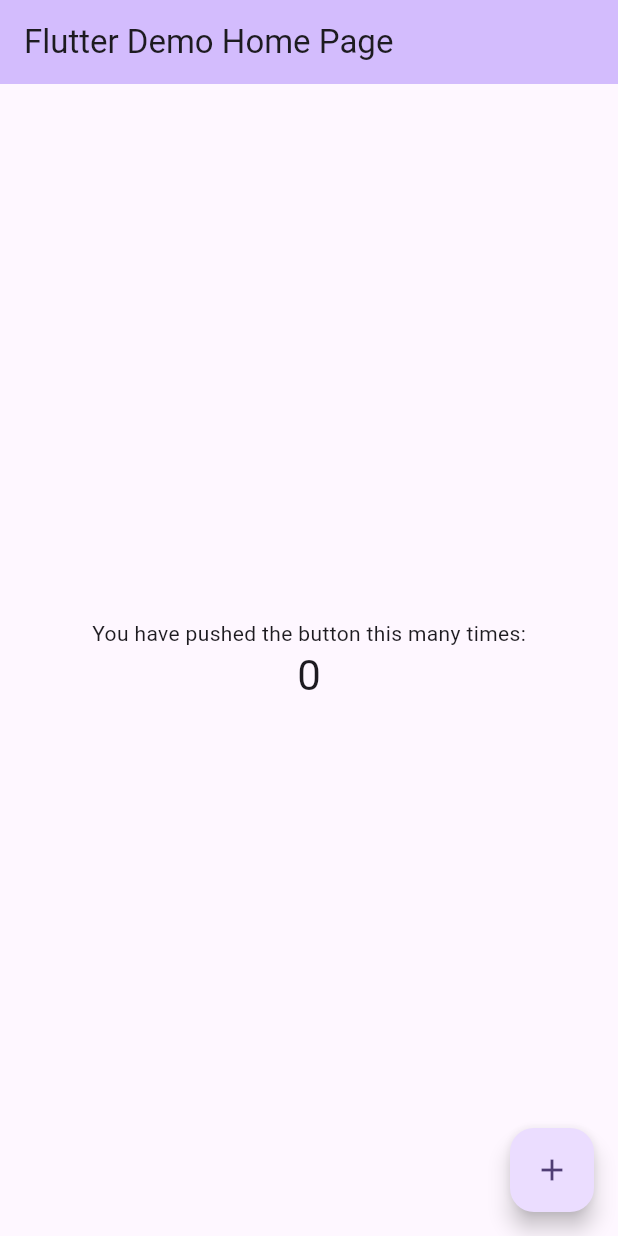
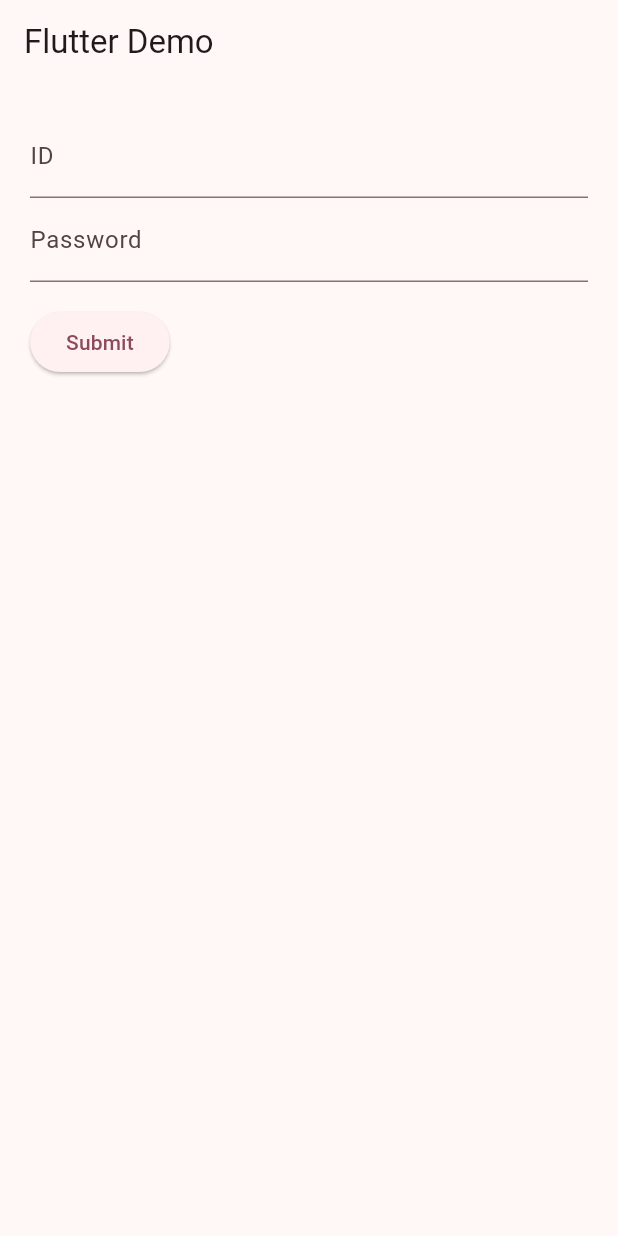
Before and after one commit to saintkim12/my-flutter-02, a Flutter app: the screen it shows after launch, on a phone screen of 412 x 824 dp. Run offline on Flutter 3.47's test engine with Material 3 defaults, Android fonts, the light colour scheme and no system bars; missing offline and left inert: dart:js_util.

Commit message:
작업사항저장

```diff
--- /dev/null
+++ b/lib/components/SignInForm.dart
@@ -0,0 +1,80 @@
+// import 'dart:io';
+import 'dart:js_util';
+
+import 'package:flutter/material.dart';
+
+///
+/// @NOTE
+/// 상태가 포함된 form + state
+/// ref: https://docs.flutter.dev/cookbook/forms/validation
+///
+
+class SignInForm extends StatefulWidget {
+  const SignInForm({super.key});
+
+  @override
+  SignInFormState createState() {
+    return SignInFormState();
+  }
+}
+
+class SignInFormState extends State<SignInForm> {
+  // form의 고유한 키
+  final _formKey = GlobalKey<FormState>();
+  final fieldId = TextEditingController();
+  final fieldPassword = TextEditingController();
+
+  // final httpClient = HttpClient();
+
+  Future<void> onSignIn() async {
+    if (!_formKey.currentState!.validate()) {
+      return;
+    }
+    ScaffoldMessenger.of(context)
+        .showSnackBar(const SnackBar(content: Text('Sign in...')));
+    // Future fetching = Future.delayed(const Duration(seconds: 3));
+    return Future(
+      () {},
+    ).timeout(const Duration(seconds: 3)).then((_) {
+      ScaffoldMessenger.of(context)
+          .showSnackBar(SnackBar(content: Text('Sign In: ${fieldId.text}')));
+    });
+  }
+
+  @override
+  Widget build(BuildContext context) {
+    return Form(
+      key: _formKey,
+      child: Column(
+        crossAxisAlignment: CrossAxisAlignment.start,
+        children: [
+          TextFormField(
+              controller: fieldId,
+              decoration: const InputDecoration(labelText: "ID"),
+              validator: (value) {
+                if (value == null || value.isEmpty) {
+                  return 'Please enter some text';
+                }
+                return null;
+              }),
+          TextFormField(
+              controller: fieldPassword,
+              obscureText: true,
+              decoration: const InputDecoration(labelText: "Password"),
+              validator: (value) {
+                if (value == null || value.isEmpty) {
+                  return 'Please enter some text';
+                }
+                return null;
+              }),
+          Padding(
+              padding: const EdgeInsets.symmetric(
+                  // padding top+bottom or left+right
+                  vertical: 16),
+              child: ElevatedButton(
+                  onPressed: onSignIn, child: const Text("Submit")))
+        ],
+      ),
+    );
+  }
+}
--- a/lib/main.dart
+++ b/lib/main.dart
@@ -1,4 +1,5 @@
 import 'package:flutter/material.dart';
+import 'package:my_flutter_02/components/SignInForm.dart';
 
 void main() {
   runApp(const MyApp());
@@ -10,8 +11,9 @@
   // This widget is the root of your application.
   @override
   Widget build(BuildContext context) {
+    const appTitle = 'Flutter Demo';
     return MaterialApp(
-      title: 'Flutter Demo',
+        title: appTitle,
         theme: ThemeData(
           // This is the theme of your application.
           //
@@ -28,98 +30,103 @@
           //
           // This works for code too, not just values: Most code changes can be
           // tested with just a hot reload.
-        colorScheme: ColorScheme.fromSeed(seedColor: Colors.deepPurple),
+          colorScheme: ColorScheme.fromSeed(seedColor: Colors.pinkAccent),
           useMaterial3: true,
         ),
-      home: const MyHomePage(title: 'Flutter Demo Home Page'),
-    );
+        // home: const MyHomePage(title: 'Flutter Demo Home Page'),
+        home: Scaffold(
+            appBar: AppBar(
+              title: const Text(appTitle),
+            ),
+            body: const Padding(
+                padding: EdgeInsets.all(20), child: SignInForm())));
   }
 }
 
-class MyHomePage extends StatefulWidget {
-  const MyHomePage({super.key, required this.title});
+// class MyHomePage extends StatefulWidget {
+//   const MyHomePage({super.key, required this.title});
 
-  // This widget is the home page of your application. It is stateful, meaning
-  // that it has a State object (defined below) that contains fields that affect
-  // how it looks.
+//   // This widget is the home page of your application. It is stateful, meaning
+//   // that it has a State object (defined below) that contains fields that affect
+//   // how it looks.
 
-  // This class is the configuration for the state. It holds the values (in this
-  // case the title) provided by the parent (in this case the App widget) and
-  // used by the build method of the State. Fields in a Widget subclass are
-  // always marked "final".
+//   // This class is the configuration for the state. It holds the values (in this
+//   // case the title) provided by the parent (in this case the App widget) and
+//   // used by the build method of the State. Fields in a Widget subclass are
+//   // always marked "final".
 
-  final String title;
+//   final String title;
 
-  @override
-  State<MyHomePage> createState() => _MyHomePageState();
-}
+//   @override
+//   State<MyHomePage> createState() => _MyHomePageState();
+// }
 
-class _MyHomePageState extends State<MyHomePage> {
-  int _counter = 0;
+// class _MyHomePageState extends State<MyHomePage> {
+//   int _counter = 0;
 
-  void _incrementCounter() {
-    setState(() {
-      // This call to setState tells the Flutter framework that something has
-      // changed in this State, which causes it to rerun the build method below
-      // so that the display can reflect the updated values. If we changed
-      // _counter without calling setState(), then the build method would not be
-      // called again, and so nothing would appear to happen.
-      _counter++;
-    });
-  }
+//   void _incrementCounter() {
+//     setState(() {
+//       // This call to setState tells the Flutter framework that something has
+//       // changed in this State, which causes it to rerun the build method below
+//       // so that the display can reflect the updated values. If we changed
+//       // _counter without calling setState(), then the build method would not be
+//       // called again, and so nothing would appear to happen.
+//       _counter++;
+//     });
+//   }
 
-  @override
-  Widget build(BuildContext context) {
-    // This method is rerun every time setState is called, for instance as done
-    // by the _incrementCounter method above.
-    //
-    // The Flutter framework has been optimized to make rerunning build methods
-    // fast, so that you can just rebuild anything that needs updating rather
-    // than having to individually change instances of widgets.
-    return Scaffold(
-      appBar: AppBar(
-        // TRY THIS: Try changing the color here to a specific color (to
-        // Colors.amber, perhaps?) and trigger a hot reload to see the AppBar
-        // change color while the other colors stay the same.
-        backgroundColor: Theme.of(context).colorScheme.inversePrimary,
-        // Here we take the value from the MyHomePage object that was created by
-        // the App.build method, and use it to set our appbar title.
-        title: Text(widget.title),
-      ),
-      body: Center(
-        // Center is a layout widget. It takes a single child and positions it
-        // in the middle of the parent.
-        child: Column(
-          // Column is also a layout widget. It takes a list of children and
-          // arranges them vertically. By default, it sizes itself to fit its
-          // children horizontally, and tries to be as tall as its parent.
-          //
-          // Column has various properties to control how it sizes itself and
-          // how it positions its children. Here we use mainAxisAlignment to
-          // center the children vertically; the main axis here is the vertical
-          // axis because Columns are vertical (the cross axis would be
-          // horizontal).
-          //
-          // TRY THIS: Invoke "debug painting" (choose the "Toggle Debug Paint"
-          // action in the IDE, or press "p" in the console), to see the
-          // wireframe for each widget.
-          mainAxisAlignment: MainAxisAlignment.center,
-          children: <Widget>[
-            const Text(
-              'You have pushed the button this many times:',
-            ),
-            Text(
-              '$_counter',
-              style: Theme.of(context).textTheme.headlineMedium,
-            ),
-          ],
-        ),
-      ),
-      floatingActionButton: FloatingActionButton(
-        onPressed: _incrementCounter,
-        tooltip: 'Increment',
-        child: const Icon(Icons.add),
-      ), // This trailing comma makes auto-formatting nicer for build methods.
-    );
-  }
-}
+//   @override
+//   Widget build(BuildContext context) {
+//     // This method is rerun every time setState is called, for instance as done
+//     // by the _incrementCounter method above.
+//     //
+//     // The Flutter framework has been optimized to make rerunning build methods
+//     // fast, so that you can just rebuild anything that needs updating rather
+//     // than having to individually change instances of widgets.
+//     return Scaffold(
+//       appBar: AppBar(
+//         // TRY THIS: Try changing the color here to a specific color (to
+//         // Colors.amber, perhaps?) and trigger a hot reload to see the AppBar
+//         // change color while the other colors stay the same.
+//         backgroundColor: Theme.of(context).colorScheme.inversePrimary,
+//         // Here we take the value from the MyHomePage object that was created by
+//         // the App.build method, and use it to set our appbar title.
+//         title: Text(widget.title),
+//       ),
+//       body: Center(
+//         // Center is a layout widget. It takes a single child and positions it
+//         // in the middle of the parent.
+//         child: Column(
+//           // Column is also a layout widget. It takes a list of children and
+//           // arranges them vertically. By default, it sizes itself to fit its
+//           // children horizontally, and tries to be as tall as its parent.
+//           //
+//           // Column has various properties to control how it sizes itself and
+//           // how it positions its children. Here we use mainAxisAlignment to
+//           // center the children vertically; the main axis here is the vertical
+//           // axis because Columns are vertical (the cross axis would be
+//           // horizontal).
+//           //
+//           // TRY THIS: Invoke "debug painting" (choose the "Toggle Debug Paint"
+//           // action in the IDE, or press "p" in the console), to see the
+//           // wireframe for each widget.
+//           mainAxisAlignment: MainAxisAlignment.center,
+//           children: <Widget>[
+//             const Text(
+//               'You have pushed the button this many times:',
+//             ),
+//             Text(
+//               '$_counter',
+//               style: Theme.of(context).textTheme.headlineMedium,
+//             ),
+//           ],
+//         ),
+//       ),
+//       floatingActionButton: FloatingActionButton(
+//         onPressed: _incrementCounter,
+//         tooltip: 'Increment',
+//         child: const Icon(Icons.add),
+//       ), // This trailing comma makes auto-formatting nicer for build methods.
+//     );
+//   }
+// }
```
Lines whose indentation alone changed are shown as unchanged.
